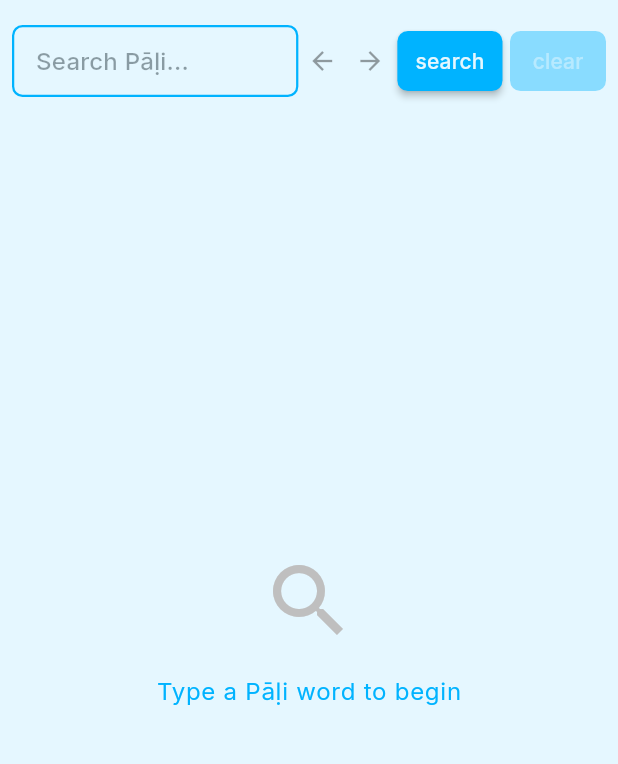
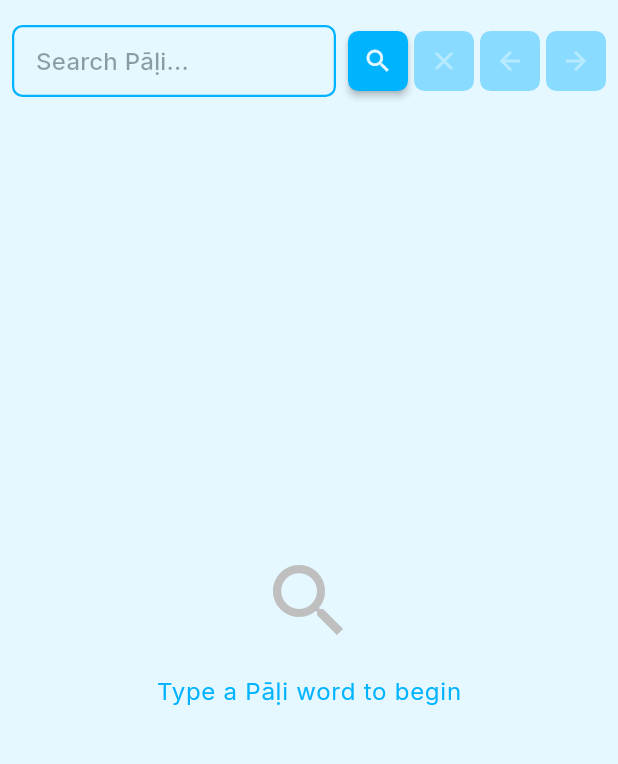
Before and after one commit to digitalpalidictionary/dpd-flutter-app, a Flutter app: the screen it shows after launch, on a phone screen of 412 x 824 dp, the part 71-835 px from its top. Run offline on Flutter 3.47's test engine with Material 3 defaults, Android fonts, the phone set to English and light mode, and no system bars; our stand-ins replace drift, flutter_html, flutter_riverpod, flutter_svg, google_fonts, shared_preferences; accounts and stored records are empty; generated files the repository leaves out were written again.

Commit message:
style: restyle search bar buttons as uniform icon squares
Replace text-based search/clear buttons and plain nav buttons with
unified _BarIconButton widget — blue rounded squares with white icons.
Reorder to: search, clear, back, forward.

Co-Authored-By: Claude Opus 4.6 <noreply@anthropic.com>

```diff
--- a/lib/screens/search_screen.dart
+++ b/lib/screens/search_screen.dart
@@ -242,34 +242,34 @@ class _SearchScreenState extends ConsumerState<SearchScreen> {
                       ),
                     ),
                   ),
-                  _NavButton(
+                  const SizedBox(width: 4),
+                  _BarIconButton(
+                    icon: Icons.search,
+                    onPressed: _onSearch,
+                  ),
+                  _BarIconButton(
+                    icon: Icons.close,
+                    onPressed: _controller.text.isEmpty ? null : _onClear,
+                  ),
+                  _BarIconButton(
                     icon: Icons.arrow_back,
-                    enabled: ref.watch(canGoBackProvider),
-                    onPressed: () {
+                    onPressed: ref.watch(canGoBackProvider) ? () {
                       ref.read(historyProvider.notifier).goBack();
                       final entry = ref.read(historyProvider).currentEntry;
                       if (entry != null) {
                         ref.read(searchQueryProvider.notifier).state = entry;
                       }
-                    },
+                    } : null,
                   ),
-                  _NavButton(
+                  _BarIconButton(
                     icon: Icons.arrow_forward,
-                    enabled: ref.watch(canGoForwardProvider),
-                    onPressed: () {
+                    onPressed: ref.watch(canGoForwardProvider) ? () {
                       ref.read(historyProvider.notifier).goForward();
                       final entry = ref.read(historyProvider).currentEntry;
                       if (entry != null) {
                         ref.read(searchQueryProvider.notifier).state = entry;
                       }
-                    },
-                  ),
-                  const SizedBox(width: 2),
-                  _SearchButton(label: 'search', onPressed: _onSearch),
-                  const SizedBox(width: 5),
-                  _SearchButton(
-                    label: 'clear',
-                    onPressed: _controller.text.isEmpty ? null : _onClear,
+                    } : null,
                   ),
                 ],
               ),
@@ -339,28 +339,38 @@ class _SearchScreenState extends ConsumerState<SearchScreen> {
   }
 }
 
-class _SearchButton extends StatelessWidget {
-  const _SearchButton({required this.label, required this.onPressed});
+class _BarIconButton extends StatelessWidget {
+  const _BarIconButton({required this.icon, required this.onPressed});
 
-  final String label;
+  final IconData icon;
   final VoidCallback? onPressed;
 
   @override
   Widget build(BuildContext context) {
-    return SizedBox(
-      height: 40,
-      child: ElevatedButton(
-        onPressed: onPressed,
-        style: ElevatedButton.styleFrom(
-          backgroundColor: DpdColors.primary,
-          foregroundColor: DpdColors.light,
-          disabledBackgroundColor: DpdColors.primary.withValues(alpha: 0.4),
-          disabledForegroundColor: DpdColors.light.withValues(alpha: 0.5),
-          shape: RoundedRectangleBorder(borderRadius: DpdColors.borderRadius),
-          padding: const EdgeInsets.symmetric(horizontal: 12),
-          elevation: 2,
+    final enabled = onPressed != null;
+    return Padding(
+      padding: const EdgeInsets.only(left: 4),
+      child: SizedBox(
+        width: 40,
+        height: 40,
+        child: Material(
+          color: enabled
+              ? DpdColors.primary
+              : DpdColors.primary.withValues(alpha: 0.4),
+          borderRadius: DpdColors.borderRadius,
+          elevation: enabled ? 2 : 0,
+          child: InkWell(
+            borderRadius: DpdColors.borderRadius,
+            onTap: onPressed,
+            child: Icon(
+              icon,
+              size: 20,
+              color: enabled
+                  ? DpdColors.light
+                  : DpdColors.light.withValues(alpha: 0.5),
+            ),
+          ),
         ),
-        child: Text(label),
       ),
     );
   }
@@ -641,30 +651,3 @@ class _RootResultCard extends StatelessWidget {
     );
   }
 }
-
-class _NavButton extends StatelessWidget {
-  const _NavButton({
-    required this.icon,
-    required this.enabled,
-    required this.onPressed,
-  });
-
-  final IconData icon;
-  final bool enabled;
-  final VoidCallback onPressed;
-
-  @override
-  Widget build(BuildContext context) {
-    return SizedBox(
-      width: 32,
-      height: 40,
-      child: IconButton(
-        padding: EdgeInsets.zero,
-        icon: Icon(icon, size: 20),
-        color: DpdColors.primary,
-        disabledColor: Theme.of(context).disabledColor,
-        onPressed: enabled ? onPressed : null,
-      ),
-    );
-  }
-}
```
